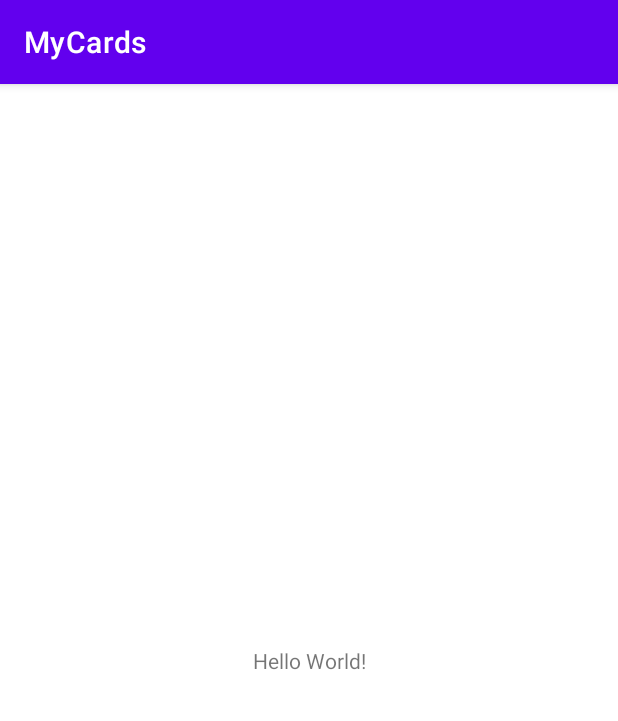
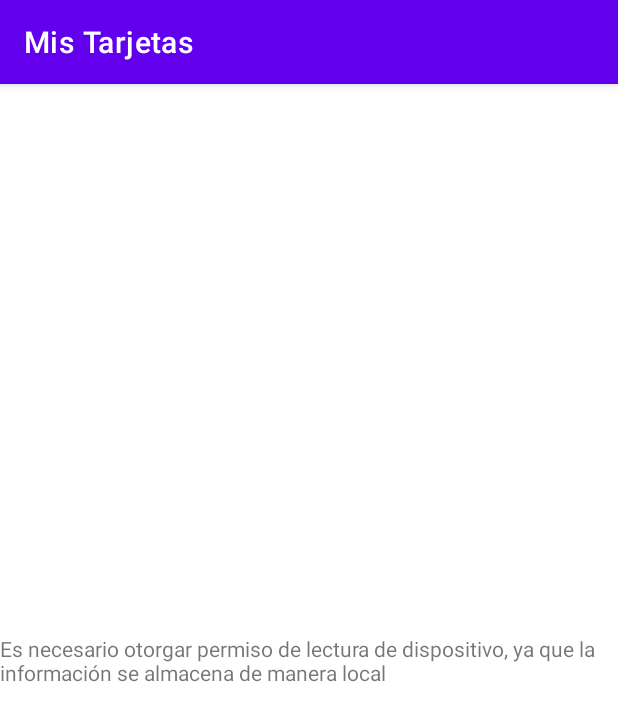
Before and after one commit to Arod1327/androidcard, an Android app: the screen it shows after launch (MainActivity before the commit, SplashActivity after it), on a phone screen of 412 x 824 dp. Shown: the top 721 px of the screen. Run offline under Robolectric (Android 15) with nearby library versions, the phone set to English and light mode, and no system bars.

```diff
--- a/app/src/main/java/com/example/mycards/Activites/CardActivity.java
+++ b/app/src/main/java/com/example/mycards/Activites/CardActivity.java
@@ -10,6 +10,6 @@ public class CardActivity extends AppCompatActivity {
     @Override
     protected void onCreate(Bundle savedInstanceState) {
         super.onCreate(savedInstanceState);
-        setContentView(R.layout.activity_main);//Cambiar por su layout
+        setContentView(R.layout.activity_card);
     }
 }
--- a/app/src/main/java/com/example/mycards/Activites/EmptyActivity.java
+++ b/app/src/main/java/com/example/mycards/Activites/EmptyActivity.java
@@ -10,6 +10,6 @@ public class EmptyActivity extends AppCompatActivity {
     @Override
     protected void onCreate(Bundle savedInstanceState) {
         super.onCreate(savedInstanceState);
-        setContentView(R.layout.activity_main);//Cambiar por su layout
+        setContentView(R.layout.activity_empty);
     }
 }
--- a/app/src/main/java/com/example/mycards/Activites/MainActivity.java
+++ b/app/src/main/java/com/example/mycards/Activites/MainActivity.java
@@ -13,8 +13,5 @@ public class MainActivity extends AppCompatActivity {
     protected void onCreate(Bundle savedInstanceState) {
         super.onCreate(savedInstanceState);
         setContentView(R.layout.activity_main);
-        Toast.makeText(this,"La app funciona de manera local, es necesario otorgar permiso de lectura de dispositivo",Toast.LENGTH_LONG).show();
-        Toast.makeText(this,"La app funciona de manera local, es necesario otorgar permiso de lectura de dispositivo",Toast.LENGTH_LONG).show();
-        //Revisar bien y no estar duplicando por error, es una mala práctica.
     }
 }
--- /dev/null
+++ b/app/src/main/java/com/example/mycards/Splash/SplashActivity.java
@@ -0,0 +1,59 @@
+package com.example.mycards.Splash;
+
+import android.Manifest;
+import android.app.Activity;
+import android.content.Context;
+import android.content.Intent;
+import android.content.SharedPreferences;
+import android.content.pm.PackageManager;
+import android.os.Build;
+import android.os.Bundle;
+import android.text.TextUtils;
+import android.widget.Toast;
+
+import androidx.annotation.Nullable;
+import androidx.appcompat.app.AppCompatActivity;
+import androidx.core.app.ActivityCompat;
+
+import com.example.mycards.R;
+
+public class SplashActivity extends AppCompatActivity {
+    //private SharedPreferences prefs;
+    @Override
+    protected void onCreate(@Nullable Bundle savedInstanceState) {
+        super.onCreate(savedInstanceState);
+        setContentView(R.layout.activity_main);
+
+        if (Build.VERSION.SDK_INT >= Build.VERSION_CODES.M) {
+            Toast.makeText(this,"es marshmallow",Toast.LENGTH_LONG).show();
+        }
+        //prefs = getSharedPreferences("Preferences", Context.MODE_PRIVATE);
+
+        /*Intent intentLogin = new Intent(this, LoginActivity.class);
+        Intent intentMain = new Intent(this, MiddleActivity.class);
+        if(!TextUtils.isEmpty(Util.getUNamePrefs(prefs)) &&
+                !TextUtils.isEmpty(Util.getUKeyPrefs(prefs))){
+            startActivity(intentMain);
+        }else{
+            startActivity(intentLogin);
+        }
+        finish();*/
+    }
+
+    /*public boolean checkPermissionForReadExternalStorage() {
+        if (Build.VERSION.SDK_INT >= Build.VERSION_CODES.M) {
+            int result = context.checkSelfPermission(Manifest.permission.READ_EXTERNAL_STORAGE);
+            return result == PackageManager.PERMISSION_GRANTED;
+        }
+        return false;
+    }
+
+    public void requestPermissionForReadExternalStorage() throws Exception {
+        try {
+            ActivityCompat.requestPermissions((Activity) ContextCompat, new String[]{Manifest.permission.READ_EXTERNAL_STORAGE}, READ_STORAGE_PERMISSION_REQUEST_CODE);
+        } catch (Exception e) {
+            e.printStackTrace();
+            throw e;
+        }
+    }*/
+}
--- /dev/null
+++ b/app/src/main/res/layout/activity_card.xml
@@ -0,0 +1,6 @@
+<?xml version="1.0" encoding="utf-8"?>
+<androidx.constraintlayout.widget.ConstraintLayout
+    xmlns:android="http://schemas.android.com/apk/res/android" android:layout_width="match_parent"
+    android:layout_height="match_parent">
+
+</androidx.constraintlayout.widget.ConstraintLayout>
--- /dev/null
+++ b/app/src/main/res/layout/activity_empty.xml
@@ -0,0 +1,6 @@
+<?xml version="1.0" encoding="utf-8"?>
+<androidx.constraintlayout.widget.ConstraintLayout
+    xmlns:android="http://schemas.android.com/apk/res/android" android:layout_width="match_parent"
+    android:layout_height="match_parent">
+
+</androidx.constraintlayout.widget.ConstraintLayout>
--- a/app/src/main/res/layout/activity_main.xml
+++ b/app/src/main/res/layout/activity_main.xml
@@ -9,10 +9,12 @@
     <TextView
         android:layout_width="wrap_content"
         android:layout_height="wrap_content"
-        android:text="Hello World!"
+        android:text="@string/aviso_aplicacion"
         app:layout_constraintBottom_toBottomOf="parent"
+        app:layout_constraintEnd_toEndOf="parent"
         app:layout_constraintLeft_toLeftOf="parent"
         app:layout_constraintRight_toRightOf="parent"
+        app:layout_constraintStart_toStartOf="parent"
         app:layout_constraintTop_toTopOf="parent" />
 
 </androidx.constraintlayout.widget.ConstraintLayout>
--- a/app/src/main/res/values/strings.xml
+++ b/app/src/main/res/values/strings.xml
@@ -1,3 +1,4 @@
 <resources>
-    <string name="app_name">MyCards</string>
+    <string name="app_name">Mis Tarjetas</string>
+    <string name="aviso_aplicacion">Es necesario otorgar permiso de lectura de dispositivo, ya que la información se almacena de manera local</string>
 </resources>
```
Also changed, not shown: app/src/main/AndroidManifest.xml (+12 -2 lines), app/src/main/java/com/example/mycards/App/MyApp.java (added, +12 -0 lines), app/src/main/java/com/example/mycards/Utils/Util.java (added, +14 -0 lines).
